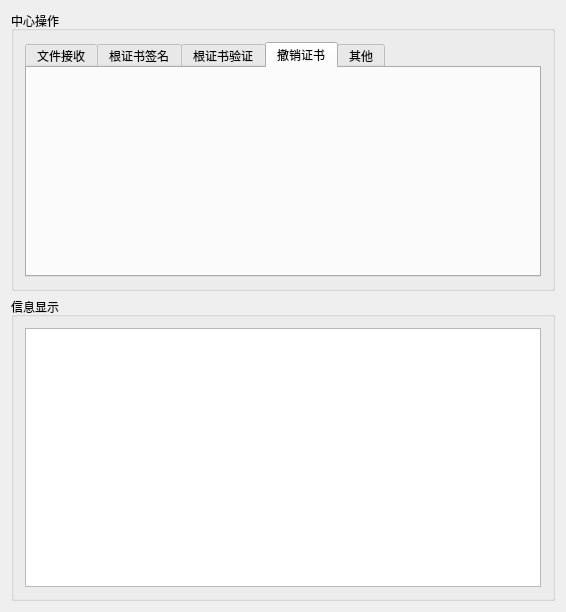
Above: new version/CAServer/CAServer/mainwindow.ui from zengrx/openssl_ca before the change. Below: the same form after it.
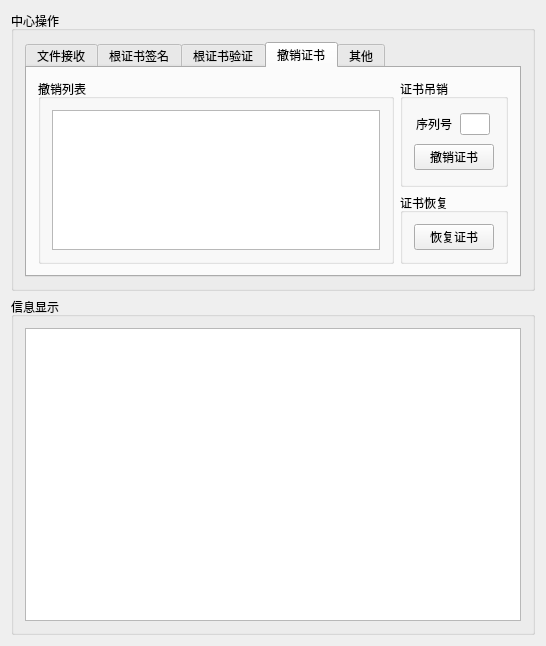
That is the form after the change. The open tabs and pages were chosen to show the change.

Commit message: 验证中心UI修改

```diff
--- a/new version/CAServer/CAServer/mainwindow.ui
+++ b/new version/CAServer/CAServer/mainwindow.ui
@@ -6,8 +6,8 @@
    <rect>
     <x>0</x>
     <y>0</y>
-    <width>566</width>
-    <height>612</height>
+    <width>546</width>
+    <height>646</height>
    </rect>
   </property>
   <property name="windowTitle">
@@ -252,22 +252,6 @@
                       </property>
                      </widget>
                     </item>
-                    <item>
-                     <widget class="QLineEdit" name="lineEdit_2">
-                      <property name="sizePolicy">
-                       <sizepolicy hsizetype="Minimum" vsizetype="Fixed">
-                        <horstretch>0</horstretch>
-                        <verstretch>0</verstretch>
-                       </sizepolicy>
-                      </property>
-                      <property name="maximumSize">
-                       <size>
-                        <width>100</width>
-                        <height>16777215</height>
-                       </size>
-                      </property>
-                     </widget>
-                    </item>
                     <item>
                      <spacer name="verticalSpacer">
                       <property name="orientation">
@@ -366,6 +350,191 @@
             <attribute name="title">
              <string>撤销证书</string>
             </attribute>
+            <layout class="QHBoxLayout" name="horizontalLayout_13">
+             <item>
+              <layout class="QHBoxLayout" name="horizontalLayout_12">
+               <item>
+                <widget class="QGroupBox" name="groupBox_6">
+                 <property name="title">
+                  <string>撤销列表</string>
+                 </property>
+                 <layout class="QHBoxLayout" name="horizontalLayout_14">
+                  <item>
+                   <widget class="QListWidget" name="listWidget_2">
+                    <property name="minimumSize">
+                     <size>
+                      <width>300</width>
+                      <height>0</height>
+                     </size>
+                    </property>
+                   </widget>
+                  </item>
+                 </layout>
+                </widget>
+               </item>
+              </layout>
+             </item>
+             <item>
+              <layout class="QVBoxLayout" name="verticalLayout_8">
+               <item>
+                <layout class="QVBoxLayout" name="verticalLayout_10">
+                 <item>
+                  <widget class="QGroupBox" name="groupBox_7">
+                   <property name="sizePolicy">
+                    <sizepolicy hsizetype="Preferred" vsizetype="Fixed">
+                     <horstretch>0</horstretch>
+                     <verstretch>0</verstretch>
+                    </sizepolicy>
+                   </property>
+                   <property name="minimumSize">
+                    <size>
+                     <width>0</width>
+                     <height>0</height>
+                    </size>
+                   </property>
+                   <property name="title">
+                    <string>证书吊销</string>
+                   </property>
+                   <layout class="QVBoxLayout" name="verticalLayout_9">
+                    <item>
+                     <spacer name="verticalSpacer_4">
+                      <property name="orientation">
+                       <enum>Qt::Vertical</enum>
+                      </property>
+                      <property name="sizeHint" stdset="0">
+                       <size>
+                        <width>20</width>
+                        <height>40</height>
+                       </size>
+                      </property>
+                     </spacer>
+                    </item>
+                    <item>
+                     <layout class="QHBoxLayout" name="horizontalLayout_17">
+                      <item>
+                       <widget class="QLabel" name="label_5">
+                        <property name="sizePolicy">
+                         <sizepolicy hsizetype="Fixed" vsizetype="Preferred">
+                          <horstretch>0</horstretch>
+                          <verstretch>0</verstretch>
+                         </sizepolicy>
+                        </property>
+                        <property name="maximumSize">
+                         <size>
+                          <width>16777215</width>
+                          <height>20</height>
+                         </size>
+                        </property>
+                        <property name="text">
+                         <string>序列号</string>
+                        </property>
+                       </widget>
+                      </item>
+                      <item>
+                       <widget class="QLineEdit" name="lineEdit_2">
+                        <property name="sizePolicy">
+                         <sizepolicy hsizetype="Minimum" vsizetype="Fixed">
+                          <horstretch>0</horstretch>
+                          <verstretch>0</verstretch>
+                         </sizepolicy>
+                        </property>
+                        <property name="minimumSize">
+                         <size>
+                          <width>0</width>
+                          <height>0</height>
+                         </size>
+                        </property>
+                        <property name="maximumSize">
+                         <size>
+                          <width>30</width>
+                          <height>16777215</height>
+                         </size>
+                        </property>
+                       </widget>
+                      </item>
+                     </layout>
+                    </item>
+                    <item>
+                     <spacer name="verticalSpacer_5">
+                      <property name="orientation">
+                       <enum>Qt::Vertical</enum>
+                      </property>
+                      <property name="sizeHint" stdset="0">
+                       <size>
+                        <width>20</width>
+                        <height>40</height>
+                       </size>
+                      </property>
+                     </spacer>
+                    </item>
+                    <item>
+                     <widget class="QPushButton" name="pushButton_7">
+                      <property name="minimumSize">
+                       <size>
+                        <width>0</width>
+                        <height>0</height>
+                       </size>
+                      </property>
+                      <property name="maximumSize">
+                       <size>
+                        <width>100</width>
+                        <height>16777215</height>
+                       </size>
+                      </property>
+                      <property name="text">
+                       <string>撤销证书</string>
+                      </property>
+                     </widget>
+                    </item>
+                    <item>
+                     <spacer name="verticalSpacer_6">
+                      <property name="orientation">
+                       <enum>Qt::Vertical</enum>
+                      </property>
+                      <property name="sizeHint" stdset="0">
+                       <size>
+                        <width>20</width>
+                        <height>40</height>
+                       </size>
+                      </property>
+                     </spacer>
+                    </item>
+                   </layout>
+                  </widget>
+                 </item>
+                </layout>
+               </item>
+               <item>
+                <layout class="QHBoxLayout" name="horizontalLayout_16">
+                 <item>
+                  <widget class="QGroupBox" name="groupBox_8">
+                   <property name="title">
+                    <string>证书恢复</string>
+                   </property>
+                   <layout class="QHBoxLayout" name="horizontalLayout_15">
+                    <item>
+                     <widget class="QPushButton" name="pushButton_8">
+                      <property name="maximumSize">
+                       <size>
+                        <width>100</width>
+                        <height>16777215</height>
+                       </size>
+                      </property>
+                      <property name="text">
+                       <string>恢复证书</string>
+                      </property>
+                     </widget>
+                    </item>
+                   </layout>
+                   <zorder>groupBox_7</zorder>
+                   <zorder>pushButton_8</zorder>
+                  </widget>
+                 </item>
+                </layout>
+               </item>
+              </layout>
+             </item>
+            </layout>
            </widget>
            <widget class="QWidget" name="tab_5">
             <attribute name="title">
```
Left out of the diff: 78 changed lines with no effect on the pictures. The commit also changes 2 other files.
